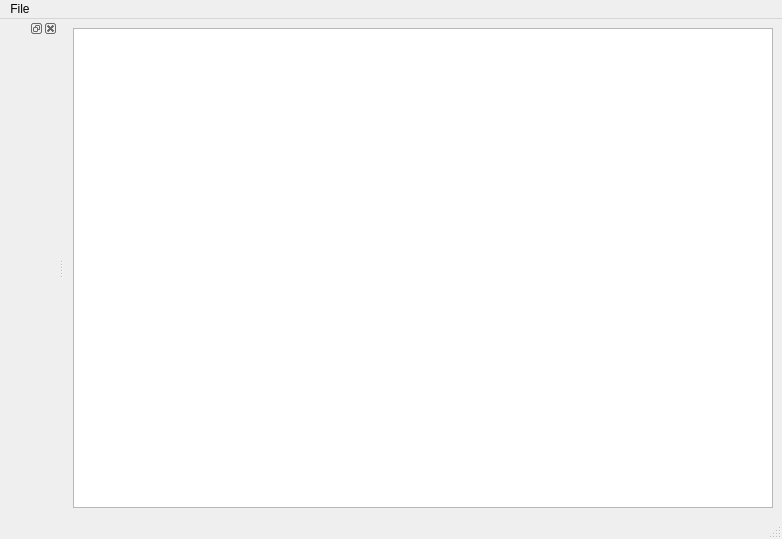
Before: the Qt Designer form ui/helpwindow.ui in sbmlteam/QtDeviser, drawn with Qt 5.
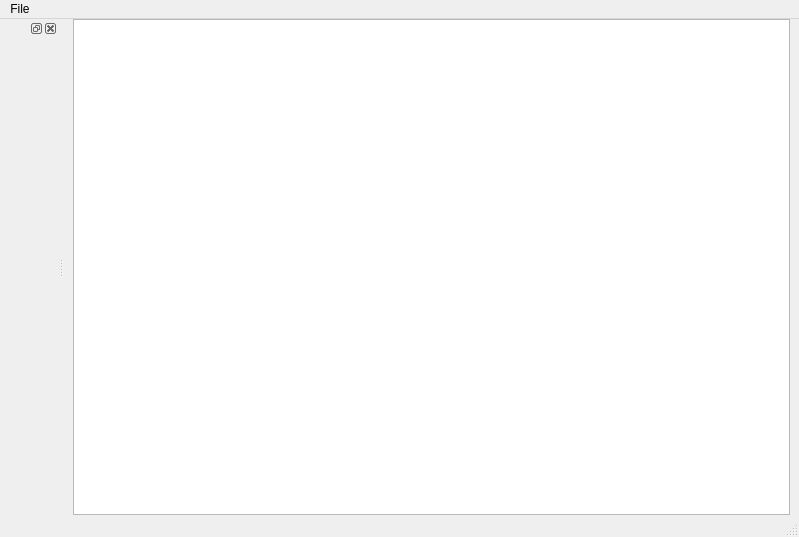
After: the same form once the commit is applied. Custom widgets are drawn as their Qt base class.

```diff
--- a/ui/helpwindow.ui
+++ b/ui/helpwindow.ui
@@ -6,8 +6,8 @@
    <rect>
     <x>0</x>
     <y>0</y>
-    <width>640</width>
-    <height>480</height>
+    <width>799</width>
+    <height>537</height>
    </rect>
   </property>
   <property name="windowTitle">
@@ -15,6 +15,12 @@
   </property>
   <widget class="QWidget" name="centralwidget">
    <layout class="QGridLayout" name="gridLayout">
+    <property name="topMargin">
+     <number>0</number>
+    </property>
+    <property name="bottomMargin">
+     <number>0</number>
+    </property>
     <item row="0" column="0">
      <widget class="HelpBrowser" name="textBrowser">
       <property name="minimumSize">
@@ -32,7 +38,7 @@
     <rect>
      <x>0</x>
      <y>0</y>
-     <width>640</width>
+     <width>799</width>
      <height>21</height>
     </rect>
    </property>
```
